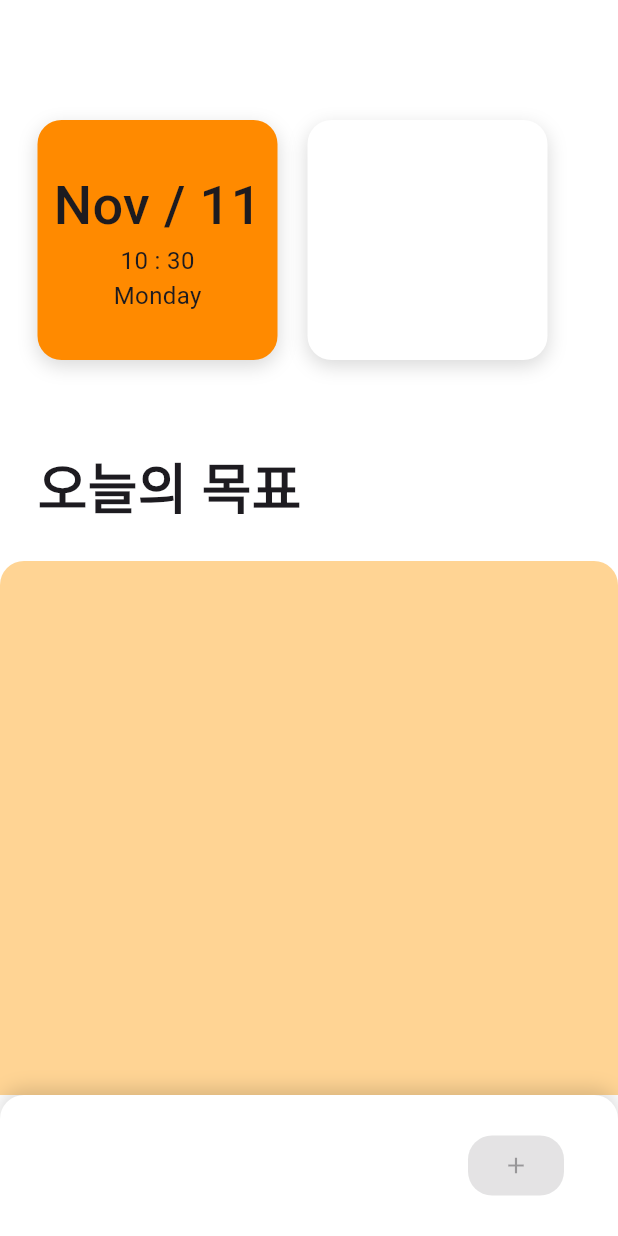
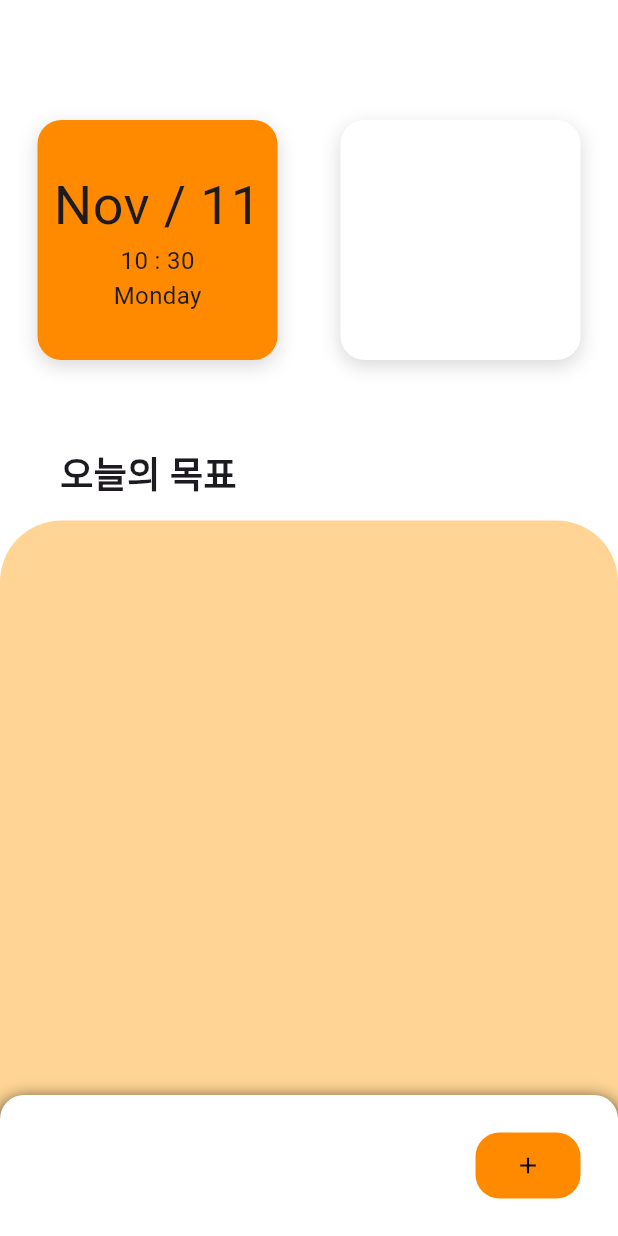
Before and after one commit to DY-FlutterClass-2024/Todolist, a Flutter app: the screen it shows after launch, on a phone screen of 412 x 824 dp. Run offline on Flutter 3.47's test engine with Material 3 defaults, Android fonts, the phone set to English and light mode, and no system bars; our stand-ins replace timer_builder; Roboto replaces fonts that are missing (PretendardBold, PretendardMedium, PretendardRegular); project files that could hold a hidden picture were left out.

Commit message:
to do list 추가

```diff
--- a/analysis_options.yaml
+++ b/analysis_options.yaml
@@ -7,6 +7,9 @@
 
 # The following line activates a set of recommended lints for Flutter apps,
 # packages, and plugins designed to encourage good coding practices.
+analyzer:
+  errors:
+    non_constant_identifier_names: ignore
 include: package:flutter_lints/flutter.yaml
 
 linter:
--- a/lib/ToDoListPage.dart
+++ /dev/null
@@ -1,157 +0,0 @@
-import 'package:flutter/material.dart';
-import 'package:intl/intl.dart';
-import 'package:timer_builder/timer_builder.dart';
-
-class Todolistpage extends StatelessWidget {
-  const Todolistpage({super.key});
-
-  @override
-  Widget build(BuildContext context) {
-    return Scaffold(
-        backgroundColor: Colors.white,
-        body: Column(
-          mainAxisAlignment: MainAxisAlignment.start,
-          children: [
-            Row(
-              mainAxisAlignment: MainAxisAlignment.start,
-              children: [
-                Container(
-                  width: 160,
-                  height: 160,
-                  decoration: BoxDecoration(
-                    borderRadius: BorderRadius.circular(16),
-                    color: const Color(0xffFF8A00),
-                    boxShadow: [
-                      BoxShadow(
-                        color: Colors.black.withOpacity(0.15),
-                        blurRadius: 10,
-                        spreadRadius: 0,
-                        offset: const Offset(0, 4),
-                      )
-                    ],
-                  ),
-                  margin: const EdgeInsets.fromLTRB(25, 80, 20, 0),
-                  child: Column(
-                    mainAxisAlignment: MainAxisAlignment.center,
-                    children: [
-                      TimerBuilder.periodic(const Duration(seconds: 1),
-                          builder: (context) {
-                        var now = DateTime.now();
-                        return Column(
-                          children: [
-                            Text(
-                              DateFormat('MMM / d').format(now),
-                              style: const TextStyle(
-                                fontSize: 36,
-                                fontWeight: FontWeight.w500,
-                              ),
-                            ),
-                            Text(
-                              DateFormat('h : mm').format(now),
-                              style: const TextStyle(fontSize: 16),
-                            ),
-                            Text(
-                              DateFormat('EEEE').format(now),
-                              style: const TextStyle(fontSize: 16),
-                            ),
-                          ],
-                        );
-                      }),
-                    ],
-                  ),
-                ),
-                Container(
-                  width: 160,
-                  height: 160,
-                  decoration: BoxDecoration(
-                    borderRadius: BorderRadius.circular(16),
-                    color: const Color.fromARGB(255, 255, 255, 255),
-                    boxShadow: [
-                      BoxShadow(
-                        color: Colors.black.withOpacity(0.15),
-                        blurRadius: 10,
-                        spreadRadius: 0,
-                        offset: const Offset(0, 4),
-                      )
-                    ],
-                  ),
-                  margin: const EdgeInsets.fromLTRB(0, 80, 0, 0),
-                ),
-              ],
-            ),
-            const SizedBox(
-              height: 58,
-            ),
-            Container(
-              margin: const EdgeInsets.fromLTRB(25, 0, 0, 0),
-              child: const Row(
-                children: [
-                  Text(
-                    '오늘의 목표',
-                    style: TextStyle(
-                      fontSize: 36,
-                      fontWeight: FontWeight.bold,
-                    ),
-                  )
-                ],
-              ),
-            ),
-            const SizedBox(
-              height: 22,
-            ),
-            Expanded(
-              child: Container(
-                width: double.infinity,
-                decoration: const BoxDecoration(
-                  color: Color(0xffFFD494),
-                  borderRadius: BorderRadius.only(
-                    topLeft: Radius.circular(16),
-                    topRight: Radius.circular(16),
-                  ),
-                ),
-                child: const Column(),
-              ),
-            ),
-          ],
-        ),
-        bottomNavigationBar: Container(
-          width: double.infinity,
-          height: 94,
-          decoration: BoxDecoration(
-              borderRadius: const BorderRadius.only(
-                  topLeft: Radius.circular(16), topRight: Radius.circular(16)),
-              color: Colors.white,
-              boxShadow: [
-                BoxShadow(
-                  color: Colors.black.withOpacity(0.15),
-                  blurRadius: 10,
-                  spreadRadius: 0,
-                  offset: const Offset(0, -4),
-                )
-              ]),
-          child: Row(
-            mainAxisAlignment: MainAxisAlignment.end,
-            children: [
-              SizedBox(
-                width: 100,
-                height: 54,
-                child: Row(
-                  children: [
-                    FilledButton(
-                      onPressed: null,
-                      style: OutlinedButton.styleFrom(
-                          shape: RoundedRectangleBorder(
-                              borderRadius: BorderRadius.circular(16)),
-                          padding: const EdgeInsets.fromLTRB(22, 10, 22, 10)),
-                      child: const Icon(Icons.add),
-                    ),
-                  ],
-                ),
-              )
-            ],
-          ),
-        ));
-  }
-}
-
-void main() => runApp(const MaterialApp(home: Todolistpage()));
--- a/lib/main.dart
+++ b/lib/main.dart
@@ -1,5 +1,5 @@
 import 'package:flutter/material.dart';
-import 'package:flutter_application_1/ToDoListPage.dart';
+import 'package:flutter_application_1/todo_list_page.dart';
 
 void main() {
   runApp(const MyApp());
@@ -7,7 +7,6 @@ void main() {
 
 class MyApp extends StatelessWidget {
   const MyApp({super.key});
-
 
   @override
   Widget build(BuildContext context) {
@@ -18,7 +17,7 @@ class MyApp extends StatelessWidget {
         colorScheme: ColorScheme.fromSeed(seedColor: Colors.deepPurple),
         useMaterial3: true,
       ),
-      home: Todolistpage(),
+      home: const TodoListPage(),
     );
   }
 }
--- /dev/null
+++ b/lib/today_goal_list.dart
@@ -0,0 +1,199 @@
+import 'package:flutter/material.dart';
+import 'package:flutter_application_1/add_goal_dialog.dart';
+
+class TodayGoalList extends StatefulWidget {
+  const TodayGoalList({super.key});
+
+  @override
+  State<TodayGoalList> createState() => _TodayGoalListState();
+}
+
+class _TodayGoalListState extends State<TodayGoalList> {
+  List<Map<String, String?>> goals = [];
+
+  void addGoal(Map<String, String?> newGoal) {
+    setState(() {
+      goals.add(newGoal);
+    });
+  }
+
+  Widget buildGoalContainer(Map<String, String?> goal) {
+    return Container(
+      height: 165,
+      margin: const EdgeInsets.fromLTRB(0, 0, 0, 25),
+      padding: const EdgeInsets.fromLTRB(25, 20, 25, 20),
+      decoration: BoxDecoration(
+        color: Colors.white,
+        borderRadius: BorderRadius.circular(16),
+        boxShadow: const [
+          BoxShadow(
+            color: Colors.black12,
+            blurRadius: 5,
+            spreadRadius: 0,
+            offset: Offset(0, 2),
+          ),
+        ],
+      ),
+      child: Column(
+        crossAxisAlignment: CrossAxisAlignment.start,
+        children: [
+          Text(
+            goal['title'] ?? '제목 없음',
+            style: const TextStyle(
+              fontFamily: 'PretendardBold',
+              fontSize: 18,
+            ),
+          ),
+          const SizedBox(height: 5),
+          Text(
+            goal['detail'] ?? '',
+            style: const TextStyle(
+              fontFamily: 'PretendardRegular',
+              fontSize: 12,
+              color: Color(0xff5a5a5a),
+            ),
+          ),
+          const SizedBox(height: 30),
+          const Text(
+            '기한',
+            style: TextStyle(
+              fontFamily: 'PretendardRegular',
+              fontSize: 14,
+            ),
+          ),
+          Text(
+            '${goal['startDate'] ?? '----. --. --.'}'
+            '  ~  '
+            '${goal['endDate'] ?? '----. --. --.'}',
+            style:
+                const TextStyle(fontFamily: 'PretendardMedium', fontSize: 18),
+          ),
+        ],
+      ),
+    );
+  }
+
+  @override
+  Widget build(BuildContext context) {
+    return Column(
+      mainAxisSize: MainAxisSize.min,
+      children: [
+        Container(
+          margin: const EdgeInsets.fromLTRB(40, 0, 0, 0),
+          child: const Row(
+            children: [
+              Text(
+                '오늘의 목표',
+                style: TextStyle(
+                  fontFamily: 'PretendardBold',
+                  fontSize: 24,
+                  fontWeight: FontWeight.bold,
+                ),
+              ),
+            ],
+          ),
+        ),
+        const SizedBox(height: 13),
+        Expanded(
+          child: Stack(
+            children: <Widget>[
+              Container(
+                width: double.infinity,
+                height: double.infinity,
+                decoration: const BoxDecoration(
+                  color: Color(0xffFFD494),
+                  borderRadius: BorderRadius.only(
+                    topLeft: Radius.circular(41),
+                    topRight: Radius.circular(41),
+                  ),
+                ),
+              ),
+              Positioned(
+                left: 0,
+                right: 0,
+                bottom: 0,
+                child: Container(
+                  width: double.infinity,
+                  height: 94,
+                  decoration: const BoxDecoration(
+                    color: Colors.white,
+                    boxShadow: [
+                      BoxShadow(
+                        color: Colors.black,
+                        blurRadius: 10,
+                        spreadRadius: 0,
+                        offset: Offset(0, 4),
+                      ),
+                    ],
+                    borderRadius: BorderRadius.only(
+                      topLeft: Radius.circular(16),
+                      topRight: Radius.circular(16),
+                    ),
+                  ),
+                  child: Stack(
+                    children: [
+                      Positioned(
+                        right: 25,
+                        top: 25,
+                        bottom: 25,
+                        child: SizedBox(
+                          width: 70,
+                          height: 44,
+                          child: FilledButton(
+                            onPressed: () async {
+                              final result = await showDialog(
+                                context: context,
+                                builder: (context) => const AddGoalDialog(),
+                              );
+
+                              if (result != null) {
+                                addGoal(result);
+                              }
+                            },
+                            style: ButtonStyle(
+                              backgroundColor: WidgetStateProperty.all(
+                                const Color(0xffFF8A00),
+                              ),
+                              shape: WidgetStateProperty.all(
+                                const RoundedRectangleBorder(
+                                  borderRadius: BorderRadius.all(
+                                    Radius.circular(16),
+                                  ),
+                                ),
+                              ),
+                            ),
+                            child: const Icon(
+                              Icons.add,
+                              color: Colors.black,
+                            ),
+                          ),
+                        ),
+                      ),
+                    ],
+                  ),
+                ),
+              ),
+
+              Positioned(
+                left: 0,
+                right: 0,
+                top: 0,
+                bottom: 94,
+                child: Container(
+                  margin: const EdgeInsets.fromLTRB(25, 25, 25, 0),
+                  child: ListView.builder(
+                    itemCount: goals.length,
+                    itemBuilder: (context, index) {
+                      final goal = goals[index];
+                      return buildGoalContainer(goal);
+                    },
+                  ),
+                ),
+              ),
+            ],
+          ),
+        ),
+      ],
+    );
+  }
+}
--- /dev/null
+++ b/lib/todo_list_page.dart
@@ -0,0 +1,99 @@
+import 'package:flutter/material.dart';
+import 'package:flutter_application_1/today_goal_list.dart';
+import 'package:intl/intl.dart';
+import 'package:timer_builder/timer_builder.dart';
+
+class TodoListPage extends StatefulWidget {
+  const TodoListPage({super.key});
+
+  @override
+  State<TodoListPage> createState() => _TodoListPageState();
+}
+
+class _TodoListPageState extends State<TodoListPage> {
+  @override
+  Widget build(BuildContext context) {
+    return Scaffold(
+      backgroundColor: Colors.white,
+      body: Column(
+        mainAxisSize: MainAxisSize.min,
+        mainAxisAlignment: MainAxisAlignment.start,
+        children: [
+          Row(
+            mainAxisAlignment: MainAxisAlignment.spaceBetween,
+            children: [
+              Container(
+                width: 160,
+                height: 160,
+                decoration: BoxDecoration(
+                  borderRadius: BorderRadius.circular(16),
+                  color: const Color(0xffFF8A00),
+                  boxShadow: [
+                    BoxShadow(
+                      color: Colors.black.withOpacity(0.15),
+                      blurRadius: 10,
+                      spreadRadius: 0,
+                      offset: const Offset(0, 4),
+                    ),
+                  ],
+                ),
+                margin: const EdgeInsets.fromLTRB(25, 80, 0, 0),
+                child: Column(
+                  mainAxisAlignment: MainAxisAlignment.center,
+                  children: [
+                    TimerBuilder.periodic(const Duration(seconds: 1),
+                        builder: (context) {
+                      var now = DateTime.now();
+                      return Column(
+                        children: [
+                          Text(
+                            DateFormat('MMM / d').format(now),
+                            style: const TextStyle(
+                              fontFamily: 'PretendardMedium',
+                              fontSize: 36,
+                            ),
+                          ),
+                          Text(
+                            DateFormat('h : mm').format(now),
+                            style: const TextStyle(
+                                fontSize: 16, fontFamily: 'PretendardRegular'),
+                          ),
+                          Text(
+                            DateFormat('EEEE').format(now),
+                            style: const TextStyle(
+                                fontSize: 16, fontFamily: 'PretendardRegular'),
+                          ),
+                        ],
+                      );
+                    }),
+                  ],
+                ),
+              ),
+              Container(
+                width: 160,
+                height: 160,
+                decoration: BoxDecoration(
+                  borderRadius: BorderRadius.circular(16),
+                  color: const Color.fromARGB(255, 255, 255, 255),
+                  boxShadow: [
+                    BoxShadow(
+                      color: Colors.black.withOpacity(0.15),
+                      blurRadius: 10,
+                      spreadRadius: 0,
+                      offset: const Offset(0, 4),
+                    ),
+                  ],
+                ),
+                margin: const EdgeInsets.fromLTRB(0, 80, 25, 0),
+              ),
+            ],
+          ),
+          const SizedBox(height: 58),
+          const Expanded(child: TodayGoalList()),
+        ],
+      ),
+    );
+  }
+}
+
+void main() => runApp(const MaterialApp(home: TodoListPage()));
```
Also changed, not shown: lib/add_goal_dialog.dart (added, +255 -0 lines), pubspec.yaml (+14 -0 lines), assets/fonts/Pretendard-Thin.otf (added), 8 other files.
